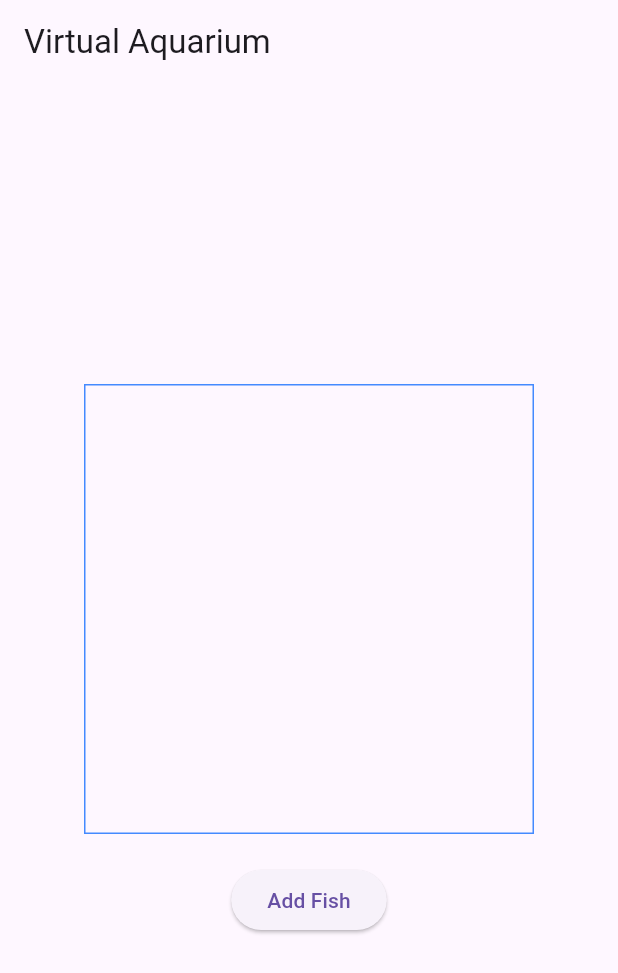
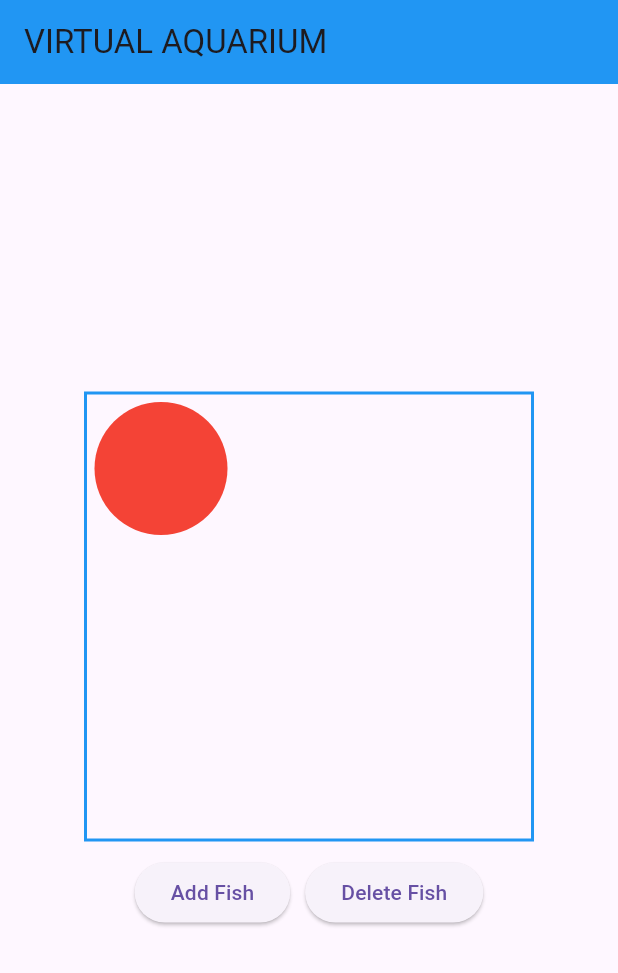
Before and after one commit to JohnPhamMobileApp/aquarium_app, a Flutter app: the screen it shows after launch, after a tap on "Add Fish", on a phone screen of 412 x 824 dp. Shown: the top 973 px of the screen. Run offline on Flutter 3.47's test engine with Material 3 defaults, Android fonts, the phone set to English and light mode, and no system bars; our stand-ins replace sqflite; accounts and stored records are empty.

Commit message:
added appbar color, buttons

```diff
--- a/lib/main.dart
+++ b/lib/main.dart
@@ -1,8 +1,6 @@
 import 'package:flutter/material.dart';
 import 'database_helper.dart';
-import 'dart:math';
 
-// Global database helper
 final dbHelper = DatabaseHelper();
 
 Future<void> main() async {
@@ -17,9 +15,9 @@
   @override
   Widget build(BuildContext context) {
     return MaterialApp(
-      title: 'Aquarium App',
+      title: 'VIRTUAL AQUARIUM',
       theme: ThemeData(
-        primarySwatch: Colors.blue,
+        primarySwatch: Colors.green,
       ),
       home: const MyHomePage(),
     );
@@ -34,63 +32,73 @@
 }
 
 class _MyHomePageState extends State<MyHomePage> {
-  List<Fish> _fishList = [];
+  final List<Color> fishColors = []; // List to store fish colors
 
-  @override
-  void initState() {
-    super.initState();
-    _loadFishFromDatabase();
-  }
-
-  void _loadFishFromDatabase() async {
-    final allFish = await dbHelper.queryAllFish();
+  void _addFish() {
+    // Add a random color for the fish
     setState(() {
-      _fishList = allFish.map((fish) => Fish(
-        speed: fish[DatabaseHelper.columnSpeed],
-        color: Color(int.parse(fish[DatabaseHelper.columnColor], radix: 16)),
-      )).toList();
+      fishColors.add(Colors.primaries[fishColors.length % Colors.primaries.length]); // Cycle through available colors
     });
   }
 
-  void _addFish() async {
-    // Create random fish data
-    final random = Random();
-    int speed = random.nextInt(5) + 1; // Speed between 1 and 5
-    String colorHex = (random.nextInt(0xFFFFFF)).toRadixString(16).padLeft(6, '0'); // Random color
-
-    Map<String, dynamic> row = {
-      DatabaseHelper.columnSpeed: speed,
-      DatabaseHelper.columnColor: '0xFF$colorHex', // Store color in hex
-    };
-
-    await dbHelper.insertFish(row);
-    _loadFishFromDatabase(); // Reload after adding new fish
+  void _removeFish() {
+    // Remove the last fish if there are any
+    setState(() {
+      if (fishColors.isNotEmpty) {
+        fishColors.removeLast();
+      }
+    });
   }
 
   @override
   Widget build(BuildContext context) {
     return Scaffold(
       appBar: AppBar(
-        title: const Text('Virtual Aquarium'),
+        title: const Text('VIRTUAL AQUARIUM'),
+        backgroundColor: Colors.blue, // Set the AppBar color to blue
       ),
       body: Center(
         child: Column(
           mainAxisAlignment: MainAxisAlignment.center,
-          children: [
+          children: <Widget>[
             Container(
               width: 300,
               height: 300,
               decoration: BoxDecoration(
-                border: Border.all(color: Colors.blueAccent),
+                border: Border.all(color: Colors.blue, width: 2),
               ),
-              child: Stack(
-                children: _fishList.map((fish) => fish.buildFish()).toList(),
+              child: GridView.builder(
+                gridDelegate: const SliverGridDelegateWithFixedCrossAxisCount(
+                  crossAxisCount: 3, // Number of columns
+                ),
+                itemCount: fishColors.length,
+                itemBuilder: (context, index) {
+                  return Container(
+                    width: 10, // Smaller width for the fish
+                    height: 10, // Smaller height for the fish
+                    decoration: BoxDecoration(
+                      shape: BoxShape.circle,
+                      color: fishColors[index],
+                    ),
+                    margin: const EdgeInsets.all(5),
+                  );
+                },
               ),
             ),
-            const SizedBox(height: 20),
-            ElevatedButton(
-              onPressed: _addFish,
-              child: const Text('Add Fish'),
+            const SizedBox(height: 10),
+            Row(
+              mainAxisAlignment: MainAxisAlignment.center,
+              children: [
+                ElevatedButton(
+                  onPressed: _addFish,
+                  child: const Text('Add Fish'),
+                ),
+                const SizedBox(width: 10),
+                ElevatedButton(
+                  onPressed: _removeFish,
+                  child: const Text('Delete Fish'),
+                ),
+              ],
             ),
           ],
         ),
@@ -98,29 +106,3 @@
     );
   }
 }
-
-// Fish class for representing fish data
-class Fish {
-  final double speed;
-  final Color color;
-
-  Fish({required this.speed, required this.color});
-
-  Widget buildFish() {
-    return AnimatedAlign(
-      alignment: Alignment(
-        Random().nextDouble() * 2 - 1, // Random x position
-        Random().nextDouble() * 2 - 1, // Random y position
-      ),
-      duration: Duration(seconds: speed.toInt()),
-      child: Container(
-        width: 20,
-        height: 20,
-        decoration: BoxDecoration(
-          shape: BoxShape.circle,
-          color: color,
-        ),
-      ),
-    );
-  }
-}
```
